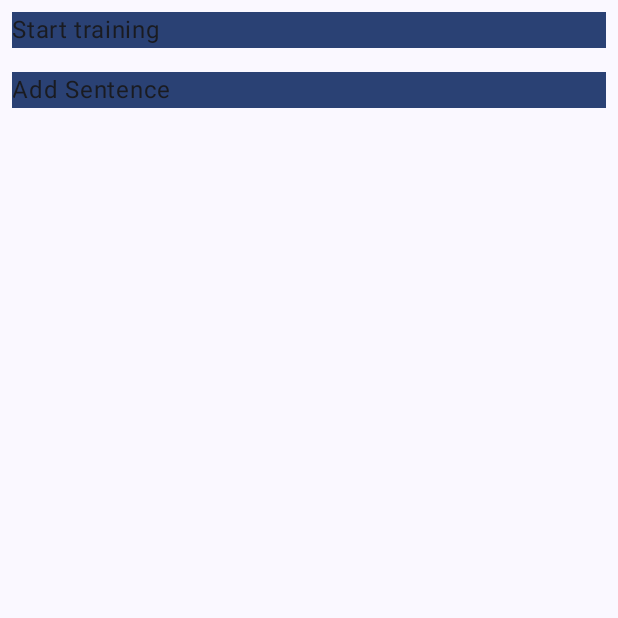
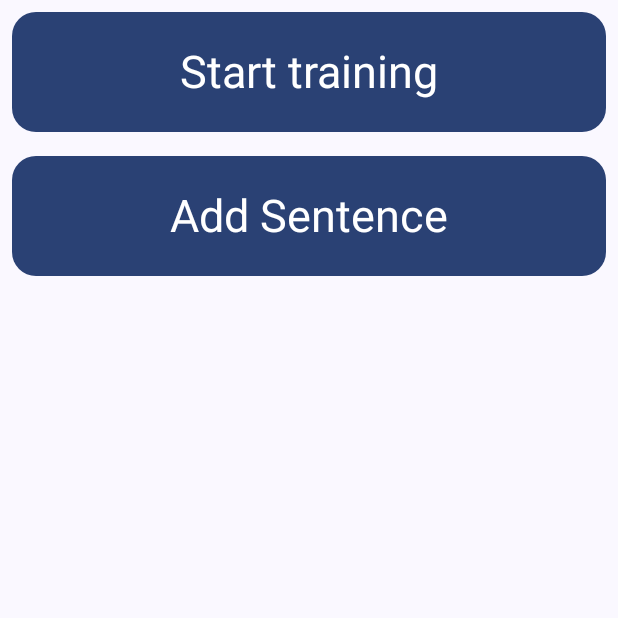
Before and after one commit to ana-znv/translate-trainer, an Android app built with Jetpack Compose: the screen it shows after launch (MainActivity), on a phone screen of 412 x 824 dp, the top half of it. Run offline under Robolectric (Android 15) with nearby library versions, the phone set to English and light mode, and no system bars.

Commit message:
created main screen

```diff
--- a/app/src/main/java/com/example/translatetrainer/MainScreen.kt
+++ b/app/src/main/java/com/example/translatetrainer/MainScreen.kt
@@ -1,17 +1,23 @@
 package com.example.translatetrainer
 
 import androidx.compose.foundation.background
+import androidx.compose.foundation.layout.Arrangement
 import androidx.compose.foundation.layout.Column
 import androidx.compose.foundation.layout.Row
 import androidx.compose.foundation.layout.fillMaxWidth
+import androidx.compose.foundation.layout.height
 import androidx.compose.foundation.layout.padding
 import androidx.compose.foundation.shape.RoundedCornerShape
 import androidx.compose.material3.MaterialTheme
 import androidx.compose.material3.Text
 import androidx.compose.runtime.Composable
+import androidx.compose.ui.Alignment
 import androidx.compose.ui.Modifier
 import androidx.compose.ui.draw.clip
+import androidx.compose.ui.graphics.Color
+import androidx.compose.ui.text.TextStyle
 import androidx.compose.ui.unit.dp
+import androidx.compose.ui.unit.sp
 
 @Composable
 fun MainScreen() {
@@ -23,12 +29,22 @@ fun MainScreen() {
 
 @Composable
 fun MainElements(text: String) {
-    Row(modifier = Modifier
-        .fillMaxWidth()
-        .padding(8.dp)
-        .background(MaterialTheme.colorScheme.primary)
-        .clip(RoundedCornerShape(16.dp))
+    Row(
+        modifier = Modifier
+            .fillMaxWidth()
+            .padding(8.dp)
+            .clip(RoundedCornerShape(16.dp))
+            .background(MaterialTheme.colorScheme.primary)
+            .height(80.dp),
+        horizontalArrangement = Arrangement.Center,
+        verticalAlignment = Alignment.CenterVertically
     ) {
-        Text(text = text)
+        Text(
+            text = text,
+            style = TextStyle(
+                fontSize = 30.sp,
+                color = Color.White
+            )
+        )
     }
 }
```
